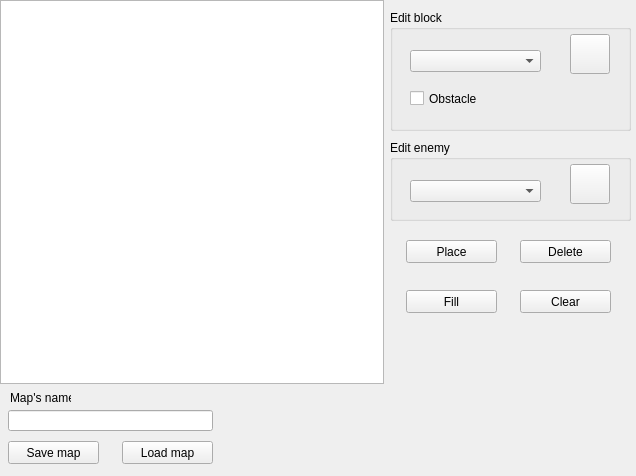
First picture: the form in mainwindow.ui, repository Banadora/tails-editor, before the edit.
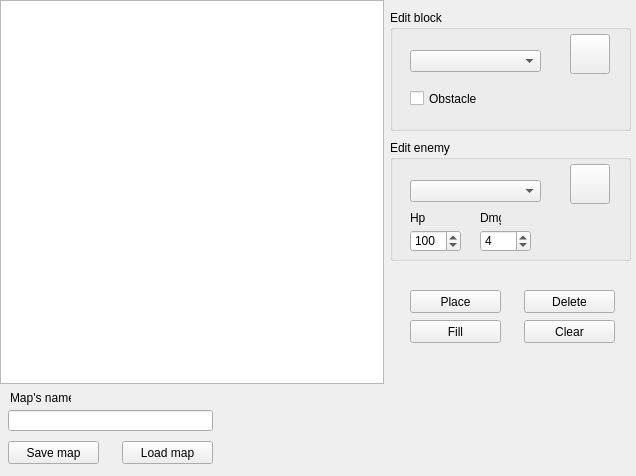
Second picture: the form after the edit. Icons and pictures are not drawn.

The edit to the form file:
```diff
--- a/mainwindow.ui
+++ b/mainwindow.ui
@@ -138,8 +138,8 @@
    <widget class="QPushButton" name="clearBtn">
     <property name="geometry">
      <rect>
-      <x>520</x>
-      <y>290</y>
+      <x>524</x>
+      <y>320</y>
       <width>91</width>
       <height>23</height>
      </rect>
@@ -151,8 +151,8 @@
    <widget class="QPushButton" name="deleteBtn">
     <property name="geometry">
      <rect>
-      <x>520</x>
-      <y>240</y>
+      <x>524</x>
+      <y>290</y>
       <width>91</width>
       <height>23</height>
      </rect>
@@ -164,8 +164,8 @@
    <widget class="QPushButton" name="fillBtn">
     <property name="geometry">
      <rect>
-      <x>406</x>
-      <y>290</y>
+      <x>410</x>
+      <y>320</y>
       <width>91</width>
       <height>23</height>
      </rect>
@@ -177,8 +177,8 @@
    <widget class="QPushButton" name="placeBtn">
     <property name="geometry">
      <rect>
-      <x>406</x>
-      <y>240</y>
+      <x>410</x>
+      <y>290</y>
       <width>91</width>
       <height>23</height>
      </rect>
@@ -193,7 +193,7 @@
       <x>390</x>
       <y>140</y>
       <width>241</width>
-      <height>81</height>
+      <height>121</height>
      </rect>
     </property>
     <property name="title">
@@ -232,6 +232,70 @@
       </size>
      </property>
     </widget>
+    <widget class="QSpinBox" name="enemyHP">
+     <property name="geometry">
+      <rect>
+       <x>20</x>
+       <y>90</y>
+       <width>51</width>
+       <height>22</height>
+      </rect>
+     </property>
+     <property name="minimum">
+      <number>1</number>
+     </property>
+     <property name="maximum">
+      <number>1000</number>
+     </property>
+     <property name="value">
+      <number>100</number>
+     </property>
+    </widget>
+    <widget class="QLabel" name="enemyHPLabel">
+     <property name="geometry">
+      <rect>
+       <x>20</x>
+       <y>70</y>
+       <width>21</width>
+       <height>16</height>
+      </rect>
+     </property>
+     <property name="text">
+      <string>Hp</string>
+     </property>
+    </widget>
+    <widget class="QSpinBox" name="enemyDmg">
+     <property name="geometry">
+      <rect>
+       <x>90</x>
+       <y>90</y>
+       <width>51</width>
+       <height>22</height>
+      </rect>
+     </property>
+     <property name="minimum">
+      <number>1</number>
+     </property>
+     <property name="maximum">
+      <number>1000</number>
+     </property>
+     <property name="value">
+      <number>4</number>
+     </property>
+    </widget>
+    <widget class="QLabel" name="enemyDmgLabel">
+     <property name="geometry">
+      <rect>
+       <x>90</x>
+       <y>70</y>
+       <width>21</width>
+       <height>16</height>
+      </rect>
+     </property>
+     <property name="text">
+      <string>Dmg</string>
+     </property>
+    </widget>
    </widget>
   </widget>
  </widget>
```
Left out of the diff: 8 changed lines with no effect on the pictures.
